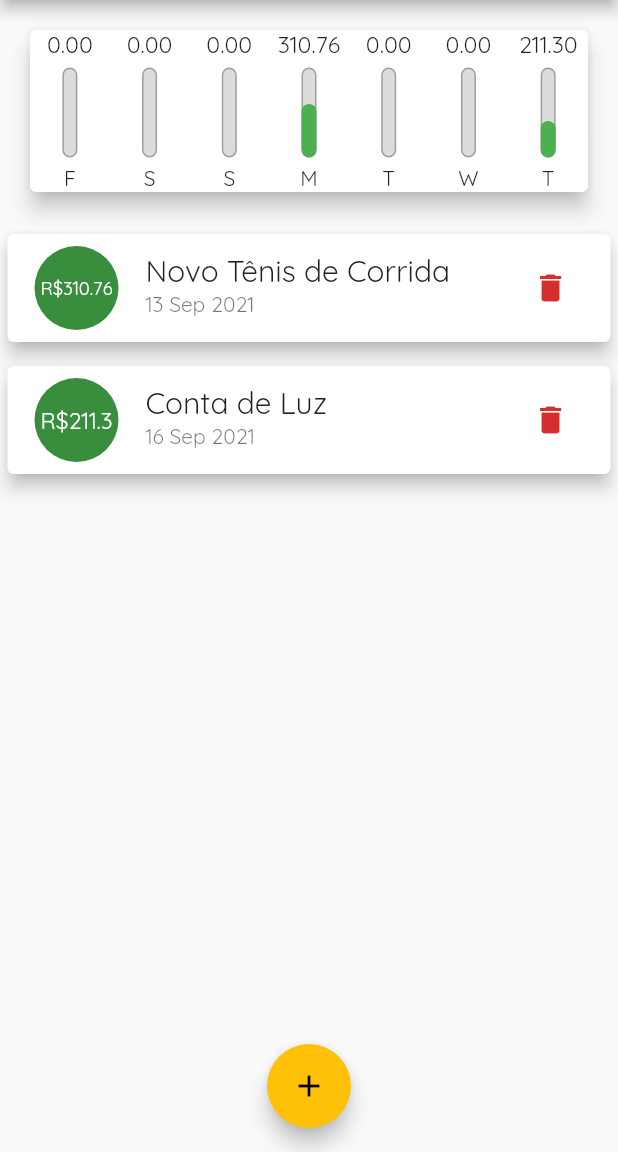
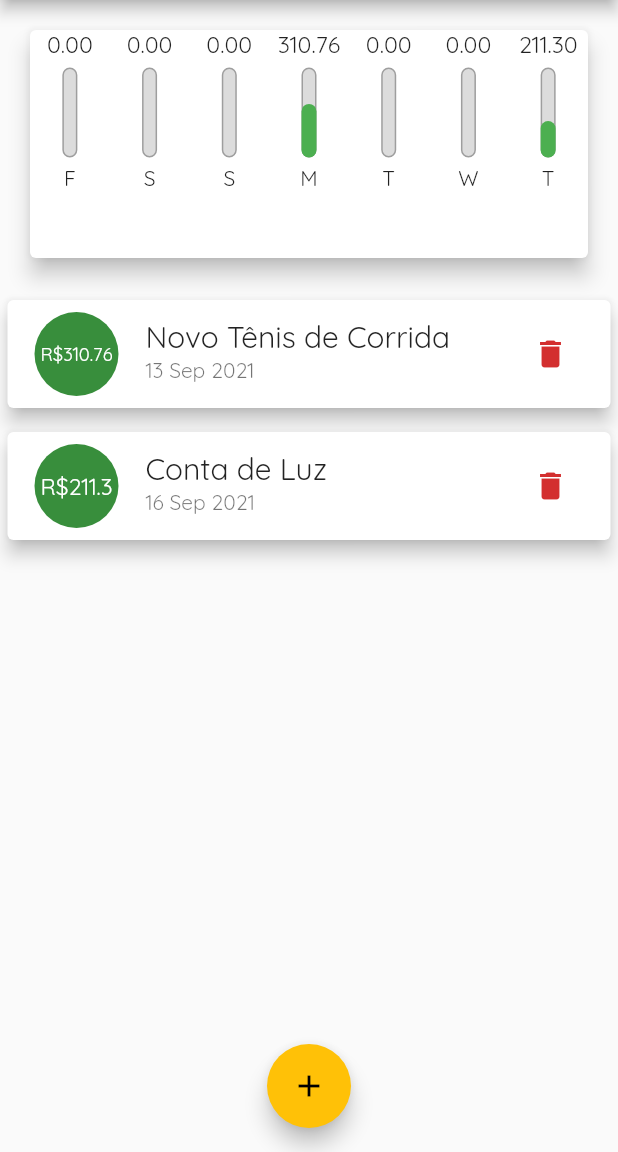
Before and after one commit to luiscastrodev/expenses, a Flutter app: the screen it shows after launch, on a phone screen of 412 x 824 dp, the part 84-1236 px from its top. Run offline on Flutter 3.47's test engine with Material 2 defaults, Android fonts, the phone set to English and light mode, and no system bars.

Commit message:
inicio media query

```diff
--- a/lib/main.dart
+++ b/lib/main.dart
@@ -87,8 +87,8 @@ class _MyHomePageState extends State<MyHomePage> {
 
   @override
   Widget build(BuildContext context) {
-    return Scaffold(
-      appBar: AppBar(
+
+    final appbar = AppBar(
         title: Text('Despesas Pessoais'),
         actions: <Widget>[
           IconButton(
@@ -96,13 +96,24 @@ class _MyHomePageState extends State<MyHomePage> {
             onPressed: () => _openTransactionFormModal(context),
           ),
         ],
-      ),
+      );
+
+    final availableHeigth = MediaQuery.of(context).size.height -
+          appbar.preferredSize.height -
+          MediaQuery.of(context).padding.top;
+
+    return Scaffold(
+      appBar:appbar ,
       body: SingleChildScrollView(
         child: Column(
           crossAxisAlignment: CrossAxisAlignment.stretch,
           children: <Widget>[
-            Chart(_recenteTransactions),
-            TransactionList(_transactions,_removeTransaction),
+            Container(
+              height: availableHeigth * 0.25,
+              child: Chart(_recenteTransactions)),
+            Container(
+              height: availableHeigth * 0.75,
+              child: TransactionList(_transactions,_removeTransaction)),
           ],
         ),
       ),
```
